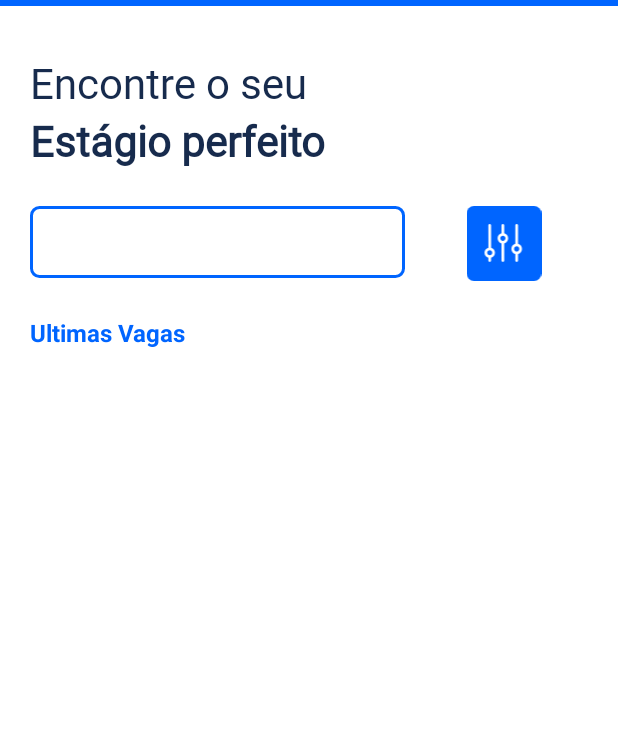
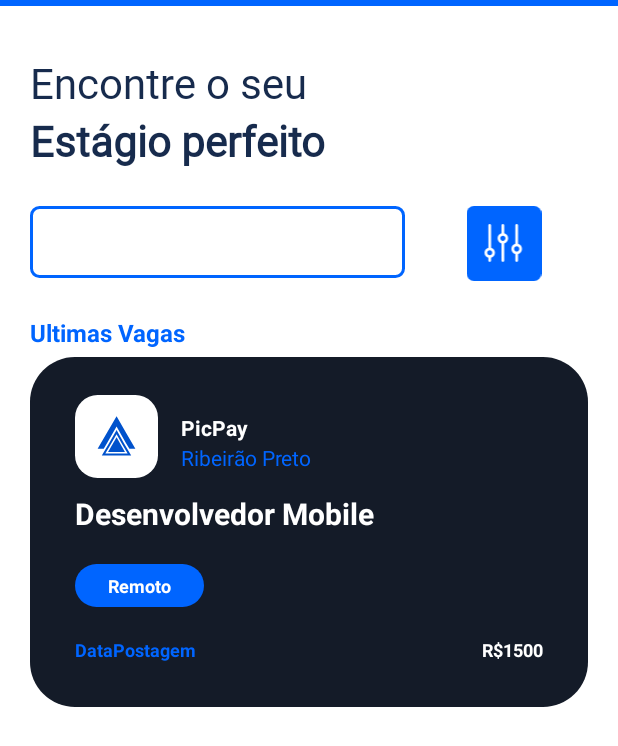
Before and after one commit to Cvsc16/desafio_estagio, an Android app: the screen it shows after launch (ActivityVagas), on a phone screen of 412 x 824 dp. Shown: the top 746 px of the screen. Run offline under Robolectric (Android 15) with nearby library versions, the phone set to English and light mode, and no system bars.

Commit message:
Sexto Commit

```diff
--- a/app/src/main/java/unaerp/com/desafio/ActivityVagas.kt
+++ b/app/src/main/java/unaerp/com/desafio/ActivityVagas.kt
@@ -2,14 +2,20 @@ package unaerp.com.desafio
 
 import androidx.appcompat.app.AppCompatActivity
 import android.os.Bundle
+import androidx.recyclerview.widget.LinearLayoutManager
+import androidx.recyclerview.widget.RecyclerView
 
 class ActivityVagas : AppCompatActivity() {
     override fun onCreate(savedInstanceState: Bundle?) {
         super.onCreate(savedInstanceState)
         setContentView(R.layout.activity_vagas)
-        val vaga1 = Vaga("Desenvolvedor Mobile","Unaerp","Ribeirão Preto",
+        val vaga1 = Vaga("Desenvolvedor Mobile","PicPay","Ribeirão Preto",
         "Remoto","31/03/2023","1500,00")
 
-
+        val rvVagas: RecyclerView? = findViewById(R.id.rvVagas)
+        rvVagas?.layoutManager = LinearLayoutManager(this)
+        rvVagas?.adapter = VagasAdapter(
+            listOf(vaga1)
+        )
     }
 }
--- a/app/src/main/java/unaerp/com/desafio/VagasAdapter.kt
+++ b/app/src/main/java/unaerp/com/desafio/VagasAdapter.kt
@@ -1,30 +1,32 @@
 package unaerp.com.desafio
 
+import android.view.LayoutInflater
 import android.view.View
 import android.view.ViewGroup
 import android.widget.TextView
 import androidx.recyclerview.widget.RecyclerView
 
-class VagasAdapter(list: List<Vaga>): RecyclerView.Adapter<VagasAdapter.VagaViewHolder>() {
+class VagasAdapter(val vagaList: List<Vaga>): RecyclerView.Adapter<VagasAdapter.VagaViewHolder>() {
 
     inner class VagaViewHolder(itemView: View) : RecyclerView.ViewHolder(itemView) {
         fun setInfo(vaga: Vaga) {
-            val nomeEmpresaTv: TextView = TODO()
+            val nomeEmpresaTv: TextView = itemView.findViewById(R.id.nome_empresa)
             nomeEmpresaTv.text = vaga.empresa
 
         }
     }
 
     override fun onCreateViewHolder(parent: ViewGroup, viewType: Int): VagaViewHolder {
-        TODO("Not yet implemented")
+        val view = LayoutInflater.from(parent.context).inflate(R.layout.cardvaga, parent, false)
+        return VagaViewHolder(view)
     }
 
     override fun getItemCount(): Int {
-        TODO("Not yet implemented")
+        return vagaList.size
     }
 
     override fun onBindViewHolder(holder: VagaViewHolder, position: Int) {
-        TODO("Not yet implemented")
+        holder.setInfo(vagaList[position])
     }
 
 }
--- a/app/src/main/res/layout/activity_vagas.xml
+++ b/app/src/main/res/layout/activity_vagas.xml
@@ -82,6 +82,7 @@
             />
 
     <androidx.recyclerview.widget.RecyclerView
+        android:id="@+id/rvVagas"
         android:layout_width="match_parent"
         android:layout_height="wrap_content"
         android:layout_below="@+id/ultimasVagas"
```
